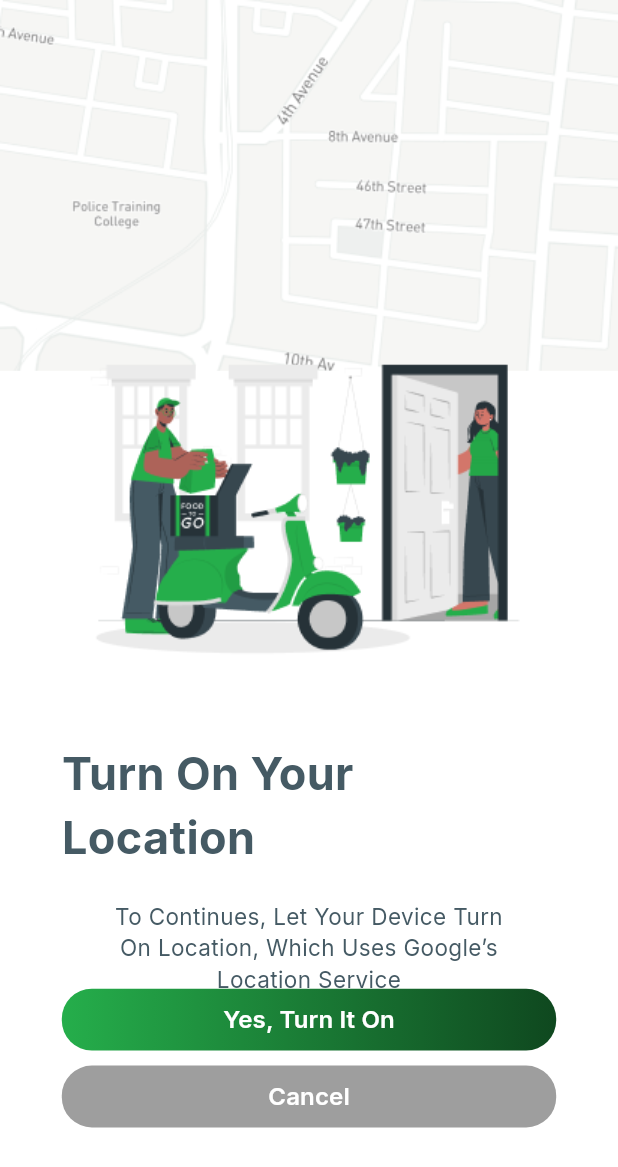
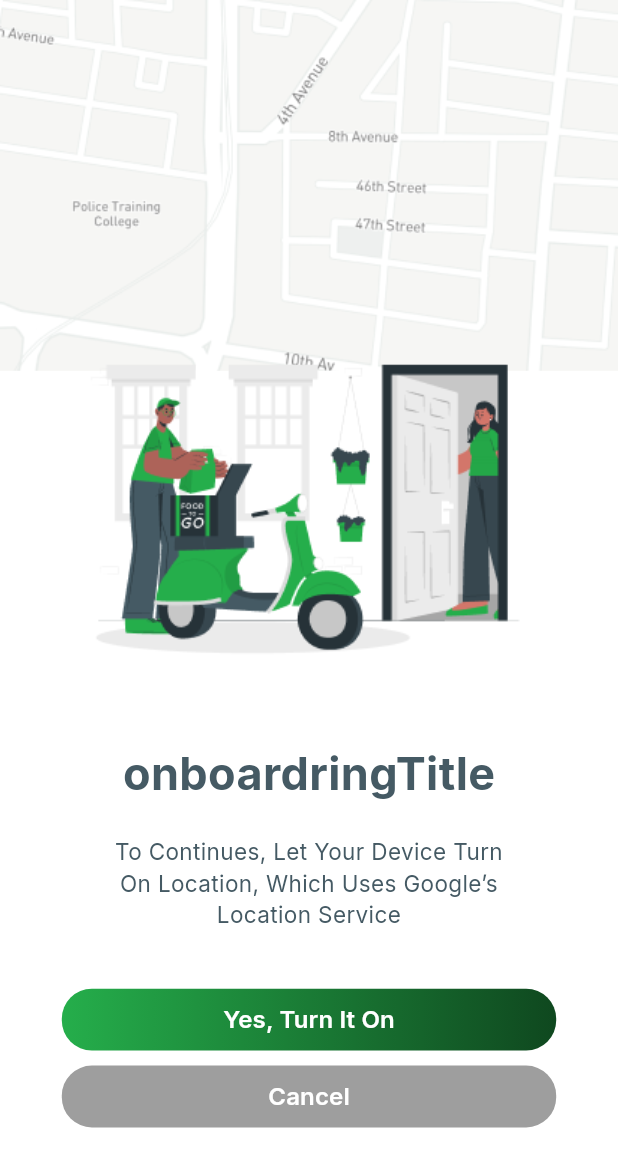
Before and after one commit to nadaAlraei/capstone, a Flutter app: the Onboardring4Screen screen opened directly, on a phone screen of 412 x 824 dp. Shown: the top 1167 px of the screen. Run offline on Flutter 3.47's test engine with Material 3 defaults, Android fonts, the phone set to English and light mode, and no system bars; our stand-ins replace geolocator, pin_code_fields; missing offline and left inert: date_format_field; generated files the repository leaves out were written again.

```diff
--- a/lib/view/widget/onboardring_base_widget.dart
+++ b/lib/view/widget/onboardring_base_widget.dart
@@ -66,7 +66,7 @@ class OnboardringBaseWidget extends StatelessWidget {
                       children: [
                         // Title
                         Text(
-                          onboardringTitle,
+                          'onboardringTitle',
                           style: TextStyle(
                             fontSize: 30,
                             fontWeight: titleFontWeight,
```
